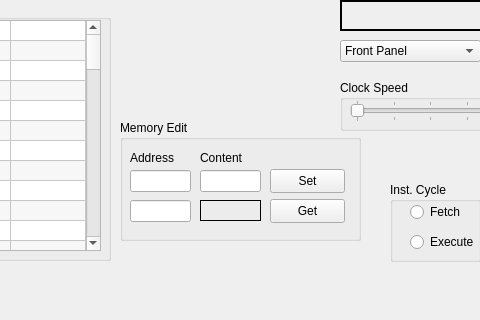
Old version of the form mainwindow.ui in the repository jaybabel/J8CM_v2; both pictures show x 490 to 970 and y 280 to 600 of the 1078 by 600 pixel window.
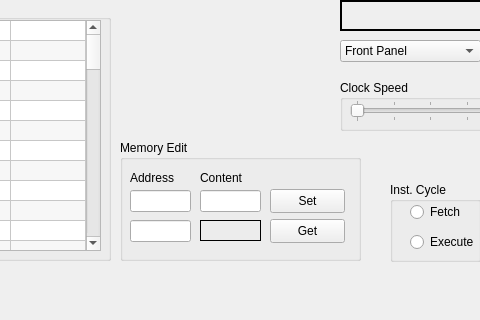
New version of the form.

Commit message: populated address column in main memory display

```diff
--- a/mainwindow.ui
+++ b/mainwindow.ui
@@ -4247,7 +4247,7 @@
     <property name="geometry">
      <rect>
       <x>610</x>
-      <y>400</y>
+      <y>420</y>
       <width>241</width>
       <height>121</height>
      </rect>
```
The commit also changes 1 other file.
